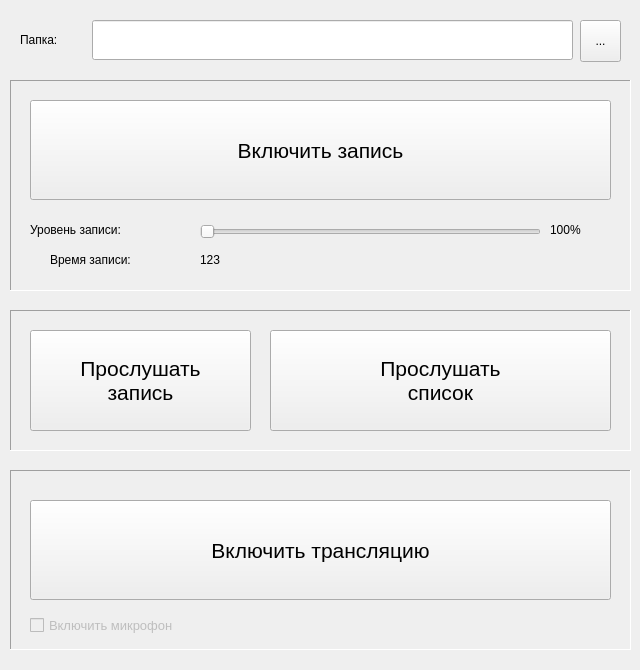
Old version of the form mainwindowschoolradio.ui in the repository kivni/SchRadio.
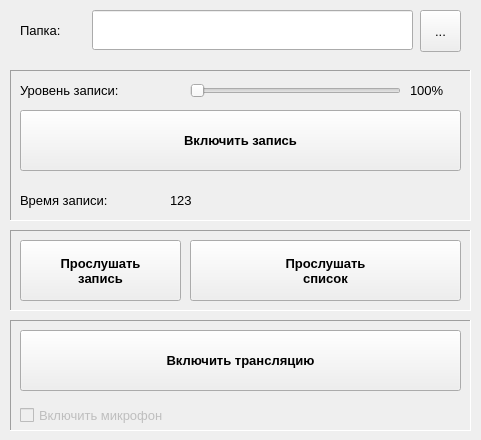
New version of the form.

What changed in the file:
```diff
--- a/mainwindowschoolradio.ui
+++ b/mainwindowschoolradio.ui
@@ -6,14 +6,14 @@
    <rect>
     <x>0</x>
     <y>0</y>
-    <width>640</width>
-    <height>670</height>
+    <width>481</width>
+    <height>440</height>
    </rect>
   </property>
   <property name="minimumSize">
    <size>
-    <width>640</width>
-    <height>670</height>
+    <width>480</width>
+    <height>440</height>
    </size>
   </property>
   <property name="windowTitle">
@@ -24,11 +24,16 @@
     <property name="geometry">
      <rect>
       <x>10</x>
-      <y>470</y>
-      <width>621</width>
-      <height>180</height>
+      <y>320</y>
+      <width>461</width>
+      <height>111</height>
      </rect>
     </property>
+    <property name="font">
+     <font>
+      <pointsize>10</pointsize>
+     </font>
+    </property>
     <property name="frameShape">
      <enum>QFrame::Panel</enum>
     </property>
@@ -41,8 +46,8 @@
      </property>
      <property name="geometry">
       <rect>
-       <x>20</x>
-       <y>140</y>
+       <x>10</x>
+       <y>80</y>
        <width>251</width>
        <height>30</height>
       </rect>
@@ -59,17 +64,17 @@
     <widget class="QPushButton" name="pushButtonTranslation">
      <property name="geometry">
       <rect>
-       <x>20</x>
-       <y>30</y>
-       <width>581</width>
-       <height>100</height>
+       <x>10</x>
+       <y>10</y>
+       <width>441</width>
+       <height>61</height>
       </rect>
      </property>
      <property name="font">
       <font>
-       <pointsize>16</pointsize>
-       <weight>50</weight>
-       <bold>false</bold>
+       <pointsize>10</pointsize>
+       <weight>75</weight>
+       <bold>true</bold>
       </font>
      </property>
      <property name="focusPolicy">
@@ -87,13 +92,14 @@
     <property name="geometry">
      <rect>
       <x>10</x>
-      <y>80</y>
-      <width>621</width>
-      <height>211</height>
+      <y>70</y>
+      <width>461</width>
+      <height>151</height>
      </rect>
     </property>
     <property name="font">
      <font>
+      <pointsize>10</pointsize>
       <weight>50</weight>
       <bold>false</bold>
      </font>
@@ -110,17 +116,17 @@
     <widget class="QPushButton" name="pushButtonRecording">
      <property name="geometry">
       <rect>
-       <x>20</x>
-       <y>20</y>
-       <width>581</width>
-       <height>100</height>
+       <x>10</x>
+       <y>40</y>
+       <width>441</width>
+       <height>61</height>
       </rect>
      </property>
      <property name="font">
       <font>
-       <pointsize>16</pointsize>
-       <weight>50</weight>
-       <bold>false</bold>
+       <pointsize>10</pointsize>
+       <weight>75</weight>
+       <bold>true</bold>
       </font>
      </property>
      <property name="focusPolicy">
@@ -142,12 +148,17 @@
     <widget class="QLabel" name="label">
      <property name="geometry">
       <rect>
-       <x>20</x>
-       <y>140</y>
+       <x>10</x>
+       <y>10</y>
        <width>171</width>
-       <height>20</height>
+       <height>21</height>
       </rect>
      </property>
+     <property name="font">
+      <font>
+       <pointsize>10</pointsize>
+      </font>
+     </property>
      <property name="text">
       <string>Уровень записи:</string>
      </property>
@@ -155,12 +166,17 @@
     <widget class="QLabel" name="TextLabelRecordingLevel">
      <property name="geometry">
       <rect>
-       <x>540</x>
-       <y>140</y>
+       <x>400</x>
+       <y>10</y>
        <width>51</width>
        <height>20</height>
       </rect>
      </property>
+     <property name="font">
+      <font>
+       <pointsize>10</pointsize>
+      </font>
+     </property>
      <property name="text">
       <string>100%</string>
      </property>
@@ -168,12 +184,17 @@
     <widget class="QLabel" name="TextLabelRecording">
      <property name="geometry">
       <rect>
-       <x>40</x>
-       <y>170</y>
+       <x>10</x>
+       <y>120</y>
        <width>141</width>
        <height>20</height>
       </rect>
      </property>
+     <property name="font">
+      <font>
+       <pointsize>10</pointsize>
+      </font>
+     </property>
      <property name="text">
       <string>Время записи:</string>
      </property>
@@ -181,12 +202,17 @@
     <widget class="QSlider" name="horizontalSliderRecording">
      <property name="geometry">
       <rect>
-       <x>190</x>
-       <y>142</y>
-       <width>341</width>
+       <x>180</x>
+       <y>11</y>
+       <width>211</width>
        <height>20</height>
       </rect>
      </property>
+     <property name="font">
+      <font>
+       <pointsize>10</pointsize>
+      </font>
+     </property>
      <property name="maximum">
       <number>100</number>
      </property>
@@ -200,12 +226,17 @@
     <widget class="QLabel" name="TextLabelRecordingDuration">
      <property name="geometry">
       <rect>
-       <x>190</x>
-       <y>170</y>
+       <x>160</x>
+       <y>120</y>
        <width>101</width>
        <height>20</height>
       </rect>
      </property>
+     <property name="font">
+      <font>
+       <pointsize>10</pointsize>
+      </font>
+     </property>
      <property name="text">
       <string>123</string>
      </property>
@@ -215,11 +246,16 @@
     <property name="geometry">
      <rect>
       <x>10</x>
-      <y>310</y>
-      <width>621</width>
-      <height>141</height>
+      <y>230</y>
+      <width>461</width>
+      <height>81</height>
      </rect>
     </property>
+    <property name="font">
+     <font>
+      <pointsize>10</pointsize>
+     </font>
+    </property>
     <property name="frameShape">
      <enum>QFrame::Panel</enum>
     </property>
@@ -229,17 +265,17 @@
     <widget class="QPushButton" name="pushButtonPlay">
      <property name="geometry">
       <rect>
-       <x>20</x>
-       <y>20</y>
-       <width>221</width>
-       <height>101</height>
+       <x>10</x>
+       <y>10</y>
+       <width>161</width>
+       <height>61</height>
       </rect>
      </property>
      <property name="font">
       <font>
-       <pointsize>16</pointsize>
-       <weight>50</weight>
-       <bold>false</bold>
+       <pointsize>10</pointsize>
+       <weight>75</weight>
+       <bold>true</bold>
       </font>
      </property>
      <property name="focusPolicy">
@@ -253,17 +289,17 @@
     <widget class="QPushButton" name="pushButtonPlayList">
      <property name="geometry">
       <rect>
-       <x>260</x>
-       <y>20</y>
-       <width>341</width>
-       <height>101</height>
+       <x>180</x>
+       <y>10</y>
+       <width>271</width>
+       <height>61</height>
       </rect>
      </property>
      <property name="font">
       <font>
-       <pointsize>16</pointsize>
-       <weight>50</weight>
-       <bold>false</bold>
+       <pointsize>10</pointsize>
+       <weight>75</weight>
+       <bold>true</bold>
       </font>
      </property>
      <property name="focusPolicy">
@@ -279,11 +315,16 @@
     <property name="geometry">
      <rect>
       <x>92</x>
-      <y>20</y>
-      <width>481</width>
+      <y>10</y>
+      <width>321</width>
       <height>40</height>
      </rect>
     </property>
+    <property name="font">
+     <font>
+      <pointsize>10</pointsize>
+     </font>
+    </property>
     <property name="readOnly">
      <bool>true</bool>
     </property>
@@ -292,11 +333,16 @@
     <property name="geometry">
      <rect>
       <x>20</x>
-      <y>20</y>
+      <y>10</y>
       <width>71</width>
       <height>40</height>
      </rect>
     </property>
+    <property name="font">
+     <font>
+      <pointsize>10</pointsize>
+     </font>
+    </property>
     <property name="text">
      <string>Папка:</string>
     </property>
@@ -304,12 +350,17 @@
    <widget class="QToolButton" name="toolButtonDir">
     <property name="geometry">
      <rect>
-      <x>580</x>
-      <y>20</y>
+      <x>420</x>
+      <y>10</y>
       <width>41</width>
       <height>42</height>
      </rect>
     </property>
+    <property name="font">
+     <font>
+      <pointsize>10</pointsize>
+     </font>
+    </property>
     <property name="text">
      <string>...</string>
     </property>
```
